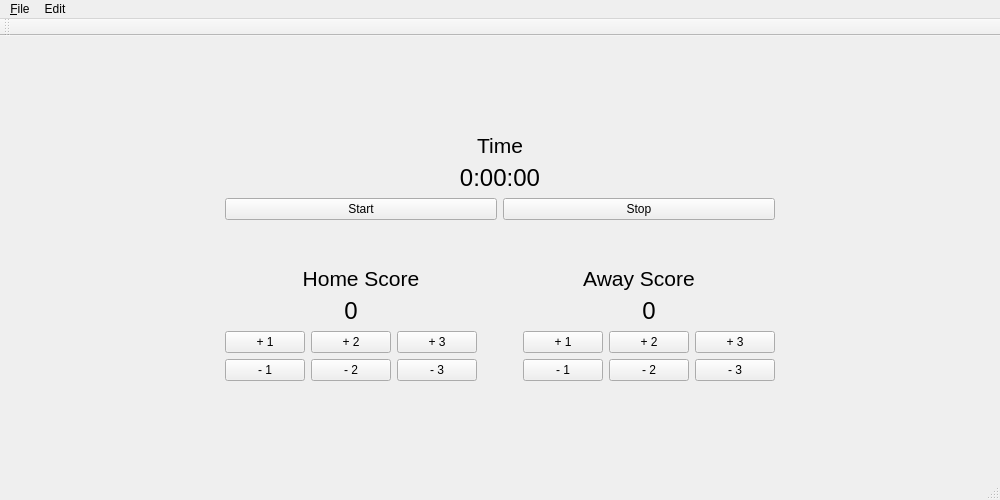
Old version of the form controls.ui in the repository scherfan/WLG_Scoreboard.
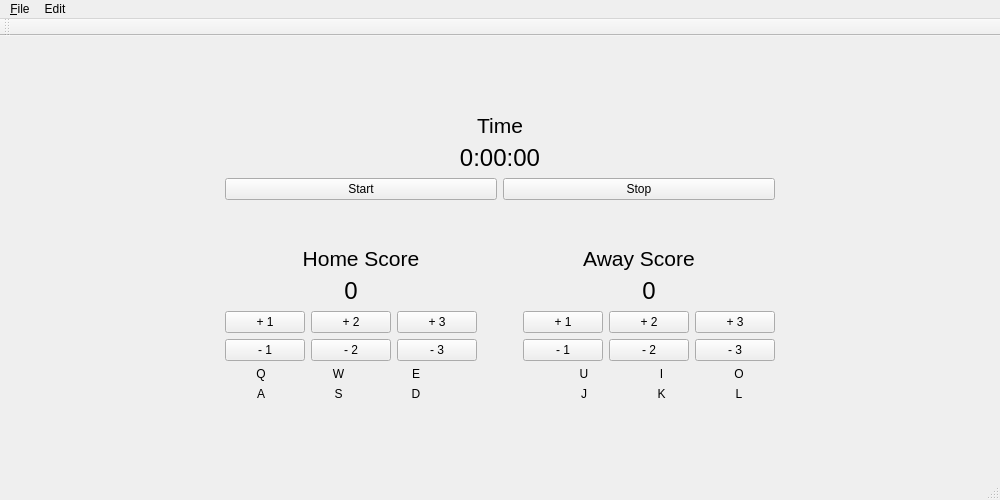
New version of the form.

Commit message: Added some labels to show user the shortcuts.

```diff
--- a/controls.ui
+++ b/controls.ui
@@ -31,7 +31,7 @@
    </property>
    <layout class="QGridLayout" name="gridLayout_4">
     <item row="1" column="0">
-     <spacer name="horizontalSpacer_4">
+     <spacer name="horizontalSpacer_5">
       <property name="orientation">
        <enum>Qt::Horizontal</enum>
       </property>
@@ -43,19 +43,6 @@
       </property>
      </spacer>
     </item>
-    <item row="0" column="1">
-     <spacer name="verticalSpacer_2">
-      <property name="orientation">
-       <enum>Qt::Vertical</enum>
-      </property>
-      <property name="sizeHint" stdset="0">
-       <size>
-        <width>20</width>
-        <height>40</height>
-       </size>
-      </property>
-     </spacer>
-    </item>
     <item row="1" column="1">
      <layout class="QVBoxLayout" name="verticalLayout">
       <property name="sizeConstraint">
@@ -320,8 +307,21 @@
       </item>
      </layout>
     </item>
-    <item row="1" column="2">
-     <spacer name="horizontalSpacer_3">
+    <item row="0" column="1">
+     <spacer name="verticalSpacer_4">
+      <property name="orientation">
+       <enum>Qt::Vertical</enum>
+      </property>
+      <property name="sizeHint" stdset="0">
+       <size>
+        <width>20</width>
+        <height>40</height>
+       </size>
+      </property>
+     </spacer>
+    </item>
+    <item row="1" column="3">
+     <spacer name="horizontalSpacer_4">
       <property name="orientation">
        <enum>Qt::Horizontal</enum>
       </property>
@@ -333,15 +333,264 @@
       </property>
      </spacer>
     </item>
+    <item row="6" column="1">
+     <spacer name="verticalSpacer_2">
+      <property name="orientation">
+       <enum>Qt::Vertical</enum>
+      </property>
+      <property name="sizeHint" stdset="0">
+       <size>
+        <width>20</width>
+        <height>40</height>
+       </size>
+      </property>
+     </spacer>
+    </item>
     <item row="2" column="1">
-     <spacer name="verticalSpacer_3">
+     <layout class="QGridLayout" name="gridLayout_6">
+      <item row="1" column="2">
+       <layout class="QGridLayout" name="gridLayout_5">
+        <item row="0" column="2">
+         <widget class="QLabel" name="label_8">
+          <property name="sizePolicy">
+           <sizepolicy hsizetype="Preferred" vsizetype="Preferred">
+            <horstretch>50</horstretch>
+            <verstretch>0</verstretch>
+           </sizepolicy>
+          </property>
+          <property name="text">
+           <string>O</string>
+          </property>
+          <property name="alignment">
+           <set>Qt::AlignCenter</set>
+          </property>
+         </widget>
+        </item>
+        <item row="0" column="1">
+         <widget class="QLabel" name="label_7">
+          <property name="sizePolicy">
+           <sizepolicy hsizetype="Preferred" vsizetype="Preferred">
+            <horstretch>50</horstretch>
+            <verstretch>0</verstretch>
+           </sizepolicy>
+          </property>
+          <property name="text">
+           <string>I</string>
+          </property>
+          <property name="alignment">
+           <set>Qt::AlignCenter</set>
+          </property>
+         </widget>
+        </item>
+        <item row="1" column="0">
+         <widget class="QLabel" name="label_9">
+          <property name="sizePolicy">
+           <sizepolicy hsizetype="Expanding" vsizetype="Preferred">
+            <horstretch>0</horstretch>
+            <verstretch>0</verstretch>
+           </sizepolicy>
+          </property>
+          <property name="text">
+           <string>J</string>
+          </property>
+          <property name="alignment">
+           <set>Qt::AlignCenter</set>
+          </property>
+         </widget>
+        </item>
+        <item row="1" column="1">
+         <widget class="QLabel" name="label_10">
+          <property name="sizePolicy">
+           <sizepolicy hsizetype="Expanding" vsizetype="Preferred">
+            <horstretch>0</horstretch>
+            <verstretch>0</verstretch>
+           </sizepolicy>
+          </property>
+          <property name="text">
+           <string>K</string>
+          </property>
+          <property name="alignment">
+           <set>Qt::AlignCenter</set>
+          </property>
+         </widget>
+        </item>
+        <item row="0" column="0">
+         <widget class="QLabel" name="label_5">
+          <property name="sizePolicy">
+           <sizepolicy hsizetype="Preferred" vsizetype="Preferred">
+            <horstretch>50</horstretch>
+            <verstretch>0</verstretch>
+           </sizepolicy>
+          </property>
+          <property name="text">
+           <string>U</string>
+          </property>
+          <property name="alignment">
+           <set>Qt::AlignCenter</set>
+          </property>
+         </widget>
+        </item>
+        <item row="1" column="2">
+         <widget class="QLabel" name="label_11">
+          <property name="sizePolicy">
+           <sizepolicy hsizetype="Expanding" vsizetype="Preferred">
+            <horstretch>0</horstretch>
+            <verstretch>0</verstretch>
+           </sizepolicy>
+          </property>
+          <property name="text">
+           <string>L</string>
+          </property>
+          <property name="alignment">
+           <set>Qt::AlignCenter</set>
+          </property>
+         </widget>
+        </item>
+       </layout>
+      </item>
+      <item row="1" column="0">
+       <layout class="QGridLayout" name="gridLayout_3">
+        <item row="2" column="1">
+         <widget class="QLabel" name="label_3">
+          <property name="sizePolicy">
+           <sizepolicy hsizetype="Expanding" vsizetype="Preferred">
+            <horstretch>0</horstretch>
+            <verstretch>0</verstretch>
+           </sizepolicy>
+          </property>
+          <property name="text">
+           <string>S</string>
+          </property>
+          <property name="alignment">
+           <set>Qt::AlignCenter</set>
+          </property>
+         </widget>
+        </item>
+        <item row="0" column="1">
+         <widget class="QLabel" name="label_4">
+          <property name="sizePolicy">
+           <sizepolicy hsizetype="Preferred" vsizetype="Preferred">
+            <horstretch>50</horstretch>
+            <verstretch>0</verstretch>
+           </sizepolicy>
+          </property>
+          <property name="text">
+           <string>W</string>
+          </property>
+          <property name="alignment">
+           <set>Qt::AlignCenter</set>
+          </property>
+         </widget>
+        </item>
+        <item row="0" column="0">
+         <widget class="QLabel" name="label_2">
+          <property name="enabled">
+           <bool>true</bool>
+          </property>
+          <property name="sizePolicy">
+           <sizepolicy hsizetype="Preferred" vsizetype="Preferred">
+            <horstretch>50</horstretch>
+            <verstretch>0</verstretch>
+           </sizepolicy>
+          </property>
+          <property name="text">
+           <string>Q</string>
+          </property>
+          <property name="alignment">
+           <set>Qt::AlignCenter</set>
+          </property>
+         </widget>
+        </item>
+        <item row="0" column="2">
+         <widget class="QLabel" name="label_6">
+          <property name="sizePolicy">
+           <sizepolicy hsizetype="Preferred" vsizetype="Preferred">
+            <horstretch>50</horstretch>
+            <verstretch>0</verstretch>
+           </sizepolicy>
+          </property>
+          <property name="text">
+           <string>E</string>
+          </property>
+          <property name="alignment">
+           <set>Qt::AlignCenter</set>
+          </property>
+         </widget>
+        </item>
+        <item row="2" column="0">
+         <widget class="QLabel" name="label">
+          <property name="sizePolicy">
+           <sizepolicy hsizetype="Expanding" vsizetype="Preferred">
+            <horstretch>0</horstretch>
+            <verstretch>0</verstretch>
+           </sizepolicy>
+          </property>
+          <property name="text">
+           <string>A</string>
+          </property>
+          <property name="alignment">
+           <set>Qt::AlignCenter</set>
+          </property>
+         </widget>
+        </item>
+        <item row="2" column="2">
+         <widget class="QLabel" name="label_12">
+          <property name="sizePolicy">
+           <sizepolicy hsizetype="Expanding" vsizetype="Preferred">
+            <horstretch>0</horstretch>
+            <verstretch>0</verstretch>
+           </sizepolicy>
+          </property>
+          <property name="text">
+           <string>D</string>
+          </property>
+          <property name="alignment">
+           <set>Qt::AlignCenter</set>
+          </property>
+         </widget>
+        </item>
+       </layout>
+      </item>
+      <item row="1" column="1">
+       <spacer name="horizontalSpacer_3">
+        <property name="orientation">
+         <enum>Qt::Horizontal</enum>
+        </property>
+        <property name="sizeType">
+         <enum>QSizePolicy::Ignored</enum>
+        </property>
+        <property name="sizeHint" stdset="0">
+         <size>
+          <width>90</width>
+          <height>20</height>
+         </size>
+        </property>
+       </spacer>
+      </item>
+     </layout>
+    </item>
+    <item row="2" column="0">
+     <spacer name="horizontalSpacer_6">
       <property name="orientation">
-       <enum>Qt::Vertical</enum>
+       <enum>Qt::Horizontal</enum>
       </property>
       <property name="sizeHint" stdset="0">
        <size>
-        <width>20</width>
-        <height>40</height>
+        <width>40</width>
+        <height>20</height>
+       </size>
+      </property>
+     </spacer>
+    </item>
+    <item row="2" column="3">
+     <spacer name="horizontalSpacer_7">
+      <property name="orientation">
+       <enum>Qt::Horizontal</enum>
+      </property>
+      <property name="sizeHint" stdset="0">
+       <size>
+        <width>40</width>
+        <height>20</height>
        </size>
       </property>
      </spacer>
```
